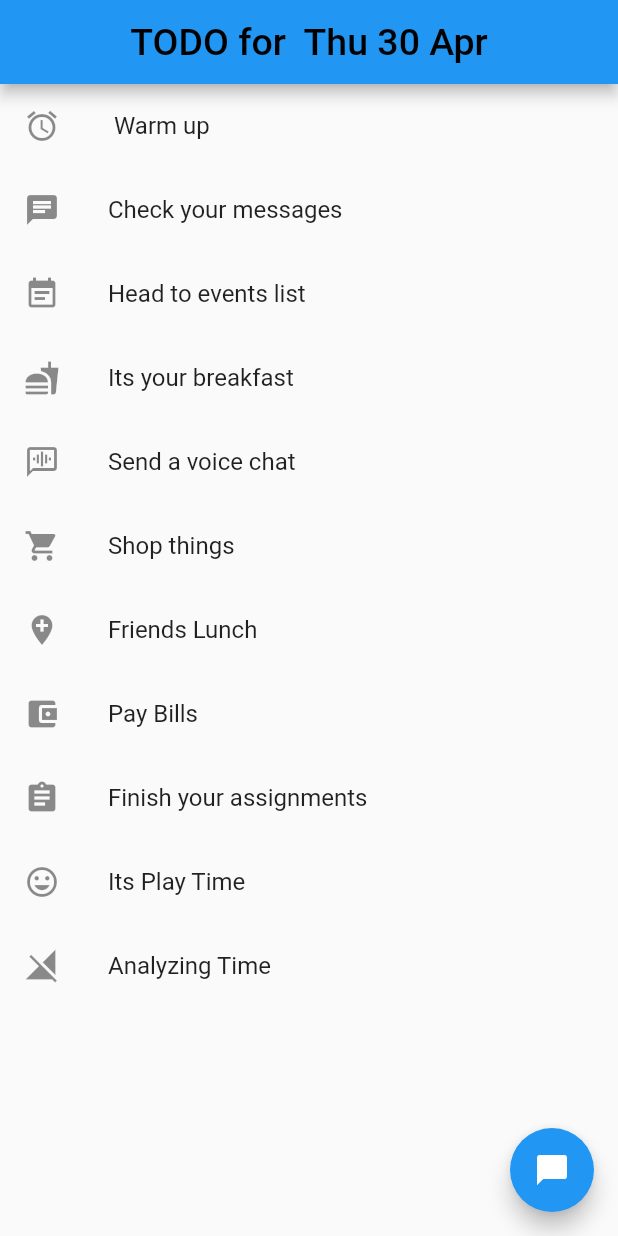
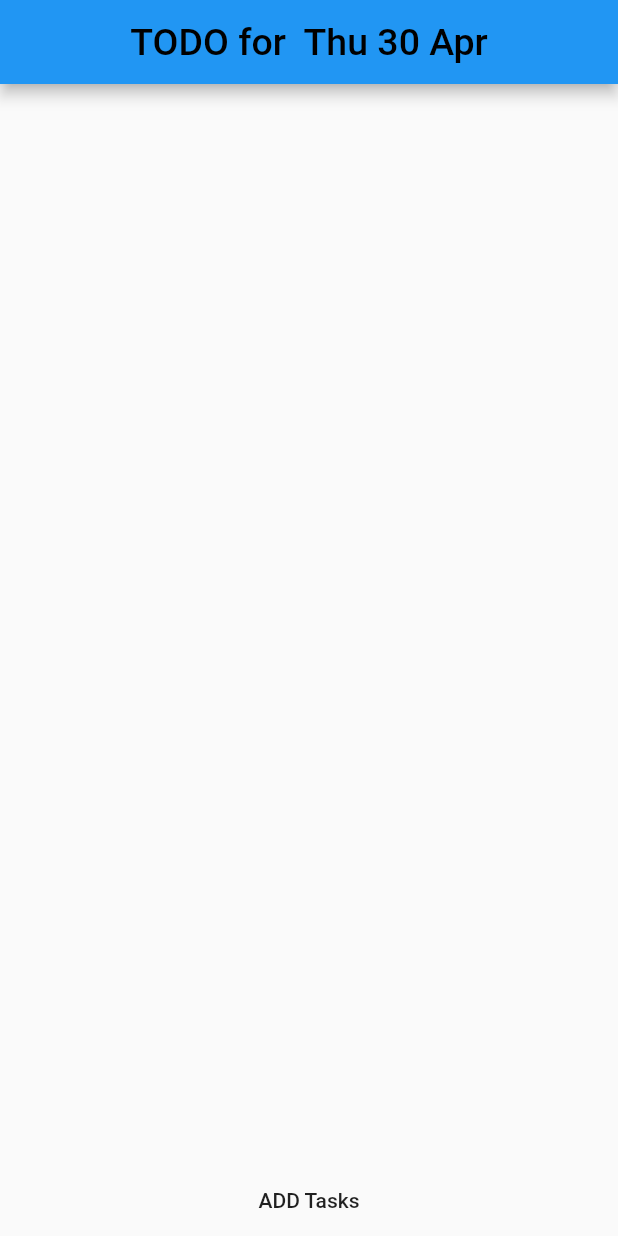
Before and after one commit to Rakshith176/Flutter, a Flutter app: the screen it shows after launch, on a phone screen of 412 x 824 dp. Run offline on Flutter 3.47's test engine with Material 2 defaults, Android fonts, the phone set to English and light mode, and no system bars; our stand-ins replace hive, hive_flutter; accounts and stored records are empty.

Commit message:
user can add tasks

```diff
--- a/todo/lib/main.dart
+++ b/todo/lib/main.dart
@@ -1,12 +1,23 @@
+
 import 'package:flutter/cupertino.dart';
 import 'package:flutter/material.dart';
 import 'package:flutter/rendering.dart';
 import 'package:intl/intl.dart';
+import 'package:hive/hive.dart';
+import 'package:path_provider/path_provider.dart' as path_provider;
+
+import 'package:hive_flutter/hive_flutter.dart';
 
 
 
-void main() => runApp(MyApp());
 
+void main() async {
+  WidgetsFlutterBinding.ensureInitialized();
+  final appDocumentDir = await path_provider.getApplicationDocumentsDirectory();
+  Hive.init(appDocumentDir.path);
+  await Hive.openBox<String>('tasks');
+  runApp(MyApp());
+}
 class MyApp extends StatelessWidget {
   // This widget is the root of your application.
   @override
@@ -14,19 +25,31 @@ class MyApp extends StatelessWidget {
     return MaterialApp(
 
       title: 'TODO APP',
-      home:  ListApp()
-
+      home:ListApp(),
     );
   }
 }
 class ListApp extends StatefulWidget {
   @override
   _ListAppState createState() => _ListAppState();
+
 }
 
 class _ListAppState extends State<ListApp> {
+  Box<String> tasksBox;
+  TextEditingController _controller = TextEditingController();
+  TextEditingController _order= TextEditingController();
+
+
+  void initState() {
+    super.initState();
+    tasksBox = Hive.box<String>('tasks');
+
+  }
+
+
   Widget build(BuildContext context) {
-    DateTime now = DateTime.now();
+    DateTime now = DateTime.now(); //function implemented for present date to be displayed
     String formattedDate = DateFormat(' EEE d MMM').format(now);
     return Scaffold(
 
@@ -36,85 +59,103 @@ class _ListAppState extends State<ListApp> {
         centerTitle: true,
 
       ),
-        body:
+      body: Column(
+        children: <Widget>[
+          Expanded(
+              child: ValueListenableBuilder(
+                valueListenable: tasksBox.listenable(),
+                builder: (context, Box<String> tasks, _){
+                  return ListView.separated(
+                      itemBuilder: (context, index){
+                        final key = tasks.keys.toList()[index];
+                        final value = tasks.get(key);
 
-        ListView(
+                        return ListTile(
+                          title: Text('$value', style: TextStyle(fontWeight: FontWeight.bold, fontSize: 22),),
+                          subtitle: Text('$key', style: TextStyle(fontWeight: FontWeight.bold, fontSize: 18)),
+                         trailing: Row(
+                           mainAxisSize: MainAxisSize.min,
                            children: <Widget>[
+                             IconButton(icon: Icon(Icons.delete),
+                                 onPressed:(){
+                               tasksBox.deleteAt(index);
+                             },
+                             )
 
-            ListTile(
-              leading: Icon(Icons.access_alarms),
-              title: Text(' Warm up'),
+
+                           ],
                          ),
-            ListTile(
-              leading: Icon(Icons.chat),
-              title: Text('Check your messages'),
+                        );
+                      },
+                      separatorBuilder:(_, index) => Divider(),
+                      itemCount: tasks.keys.toList().length
+                  );
+                },
+              )
           ),
-            ListTile(
-              leading: Icon(Icons.event_note),
-              title: Text('Head to events list '),
+          Container(
+            child: Row(
+              mainAxisAlignment: MainAxisAlignment.spaceAround,
+              children: <Widget>[
+                FlatButton(
+                  child: Text('ADD Tasks'),
+                  onPressed: (){
+                    showDialog(context: context,
+                        builder: (BuildContext context){
+                          return Dialog(
+                            child: Container(
+                              padding: EdgeInsets.all(30),
+                              child: Column(
+                                mainAxisSize: MainAxisSize.min,
+                                children: <Widget>[
+                                  TextField(
+                                    decoration: InputDecoration(hintText: 'Enter the order of the task',
+                                        suffixIcon: IconButton(
+                                          onPressed: ()=> _order.clear(),
+                                          icon: Icon(Icons.clear),)),
+                                    keyboardType: TextInputType.numberWithOptions(),
+                                    controller: _order,
                                   ),
-            ListTile(
-              leading: Icon(Icons.fastfood),
-              title: Text('Its your breakfast'),
+                                  SizedBox(height: 15,),
+                                  TextField(
+                                    decoration: InputDecoration(hintText: 'Enter the Task',
+                                        suffixIcon: IconButton(
+                                          onPressed: ()=> _controller.clear(),
+                                          icon: Icon(Icons.clear),)),
+                                    controller: _controller,
                                   ),
+                                  SizedBox(height: 15,),
+                                  FlatButton
+                                    (
+                                      onPressed: (){
+                                        final value=_controller.text;
+                                        final key = _order.text;
+                                        tasksBox.put(key,value);
 
-            ListTile(
-              leading: Icon(Icons.voice_chat),
-              title: Text('Send a voice chat '),
+                                        Navigator.pop(context);
+
+                                      },
+                                      child: Text('ADD')
+                                  )
+
+                                ],
                               ),
-            ListTile(
-              leading: Icon(Icons.shopping_cart),
-              title: Text('Shop things'),
                             ),
-            ListTile(
-              leading: Icon(Icons.add_location),
-              title: Text('Friends Lunch'),
+                          );
+                        }
+
+                    );
+                  },
+                )
+
+
+
+              ],
             ),
-            ListTile(
-              leading: Icon(Icons.account_balance_wallet),
-              title: Text('Pay Bills'),
-            ),
-            ListTile(
-              leading: Icon(Icons.assignment),
-              title: Text('Finish your assignments'),
-            ),
-            ListTile(
-              leading: Icon(Icons.tag_faces),
-              title: Text('Its Play Time'),
-            ),
-            ListTile(
-              leading: Icon(Icons.signal_cellular_off),
-              title: Text('Analyzing Time'),
           )
         ],
       ),
-        floatingActionButton: FloatingActionButton(
-            child: Icon(Icons.chat_bubble),
-            onPressed: () {
-              showDialog(context: context,
-                  builder: (BuildContext context) {
-                    return AlertDialog(
-                      title: Text('Messages',style: TextStyle(fontSize: 30),),
-                      content: Text('NO Messages'),
-                      actions: <Widget>[
-                        FlatButton(
-
-                          child: Text('OK'),
-                          onPressed: () {
-                            Navigator.pop(context);
-                          },
-                        ),
-
-                      ],
-                    );
-                  }
-              );
-            }
-        )
-
 
     );
   }
-
-
 }
```
Also changed, not shown: todo/pubspec.yaml (+6 -1 lines). Lines whose indentation alone changed are shown as unchanged.
